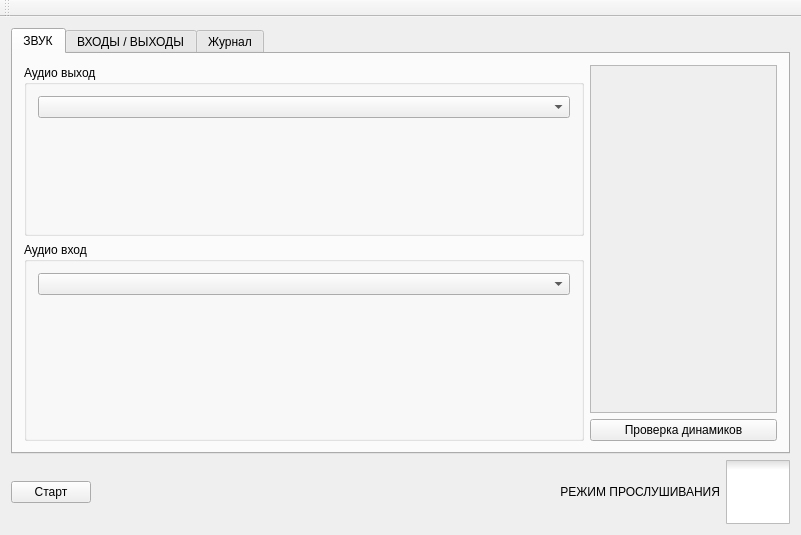
Before: the Qt Designer form mainwindow.ui in atikbif/VOIP_DISPATCHER, drawn with Qt 5.
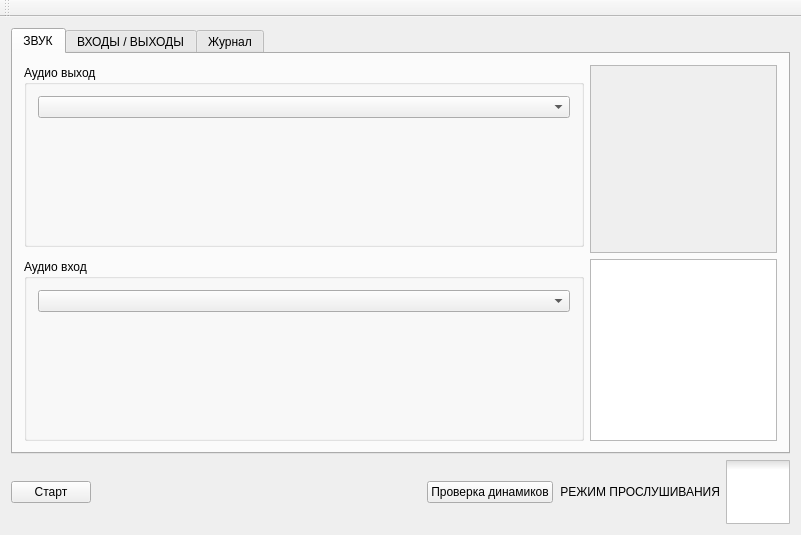
After: the same form once the commit is applied. Icons and pictures are not drawn. Custom widgets are drawn as their Qt base class.

Commit message: периодическая проверка динамиков точек

Patch:
```diff
--- a/mainwindow.ui
+++ b/mainwindow.ui
@@ -75,15 +75,18 @@
 			<rect>
 			 <x>0</x>
 			 <y>0</y>
-			 <width>198</width>
-			 <height>472</height>
+             <width>186</width>
+             <height>190</height>
 			</rect>
 		   </property>
 		   <layout class="QVBoxLayout" name="verticalLayout_2"/>
 		  </widget>
 		 </widget>
 		</item>
-        <item row="1" column="0" rowspan="2">
+        <item row="2" column="1">
+         <widget class="QListWidget" name="listWidgetAlarm"/>
+        </item>
+        <item row="2" column="0">
          <widget class="QGroupBox" name="groupBox_2">
           <property name="sizePolicy">
            <sizepolicy hsizetype="Expanding" vsizetype="Preferred">
@@ -104,13 +107,6 @@
           </layout>
          </widget>
         </item>
-        <item row="2" column="1">
-         <widget class="QPushButton" name="pushButtonCheckAudio">
-          <property name="text">
-           <string>Проверка динамиков</string>
-          </property>
-         </widget>
-        </item>
        </layout>
       </widget>
       <widget class="QWidget" name="tab_2">
@@ -204,6 +200,13 @@
         </property>
        </spacer>
       </item>
+      <item>
+       <widget class="QPushButton" name="pushButtonCheckAudio">
+        <property name="text">
+         <string>Проверка динамиков</string>
+        </property>
+       </widget>
+      </item>
       <item>
        <widget class="QCheckBox" name="checkBox">
         <property name="sizePolicy">
```
Lines whose indentation alone changed are shown as unchanged. The commit also changes 4 other files.
